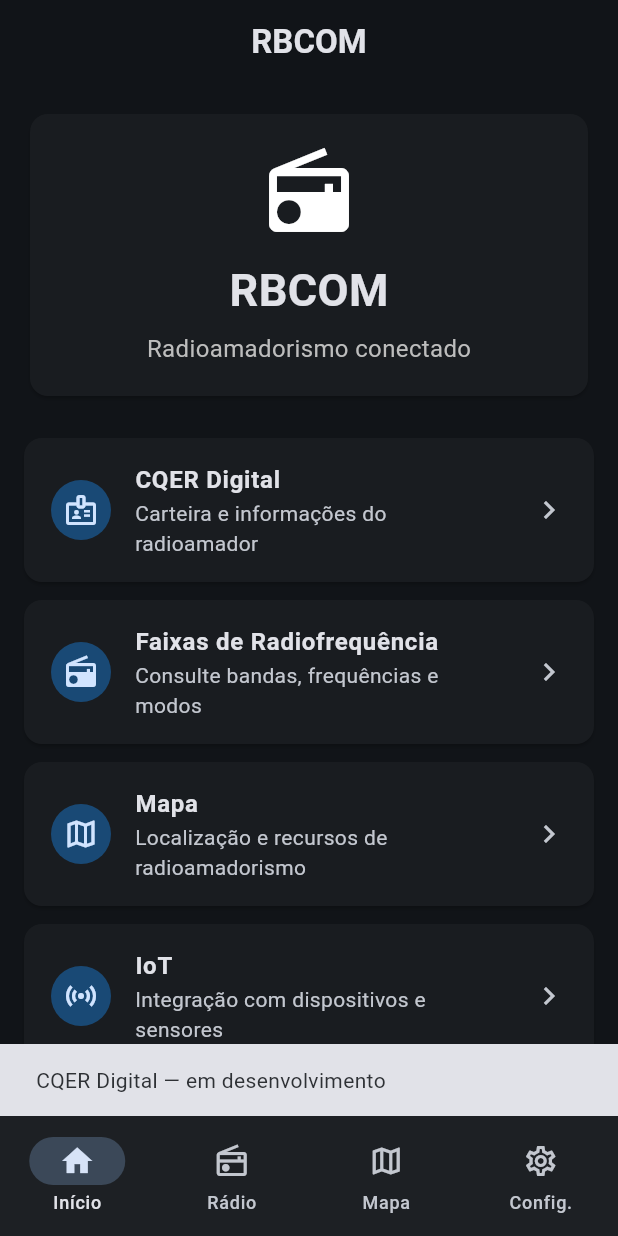
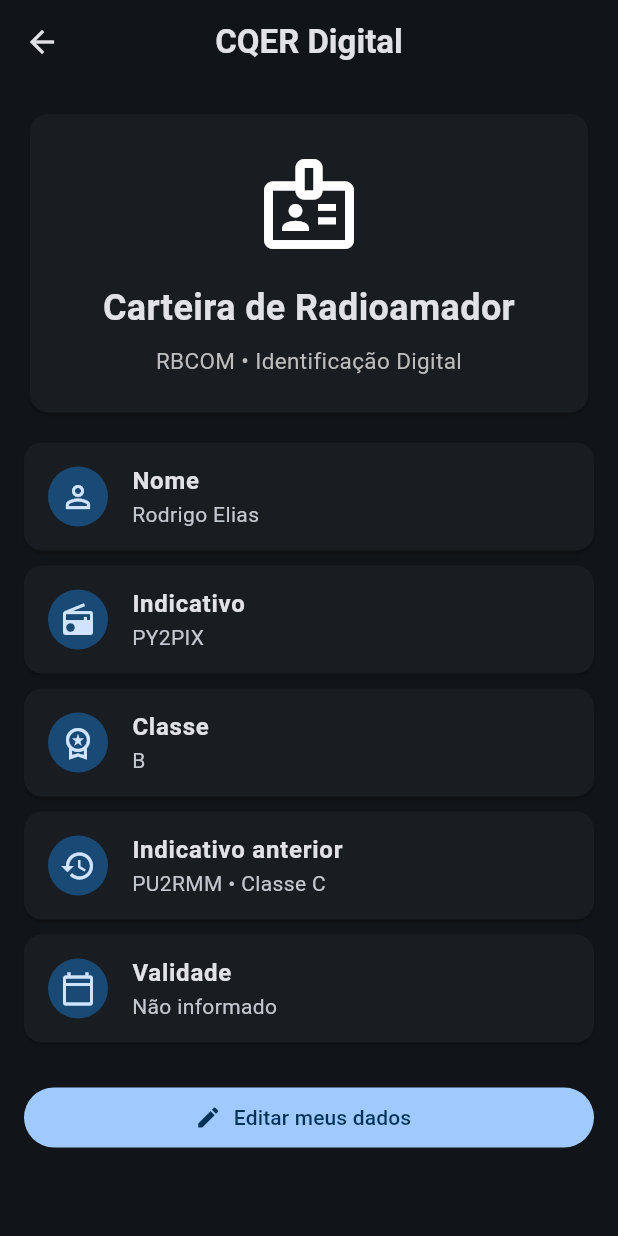
Before and after one commit to Pu2rmm/RBCOM, a Flutter app: the screen it shows after launch, after a tap on "CQER Digital", on a phone screen of 412 x 824 dp. Run offline on Flutter 3.47's test engine with Material 3 defaults, Android fonts, the phone set to English and light mode, and no system bars.

Commit message:
Backup: CQER Digital com dados PY2PIX Classe B

```diff
--- a/lib/main.dart
+++ b/lib/main.dart
@@ -1,3 +1,4 @@
+import 'screens/cqer_screen.dart';
 import 'package:flutter/material.dart';
 
 void main() {
@@ -165,10 +166,20 @@ class RBCOMHomePage extends StatelessWidget {
         ),
         subtitle: Text(subtitle),
         trailing: const Icon(Icons.chevron_right),
-        onTap: () {
-          ScaffoldMessenger.of(context).showSnackBar(
-            SnackBar(
-              content: Text('$title — em desenvolvimento'),
+       onTap: () {
+  if (title == 'CQER Digital') {
+    Navigator.push(
+      context,
+      MaterialPageRoute(
+        builder: (context) => const CQERScreen(),
+      ),
+    );
+    return;
+  }
+
+  ScaffoldMessenger.of(context).showSnackBar(
+    SnackBar(
+      content: Text('$title — em desenvolvimento'),
             ),
           );
         },
--- /dev/null
+++ b/lib/screens/cqer_screen.dart
@@ -0,0 +1,131 @@
+import 'package:flutter/material.dart';
+
+class CQERScreen extends StatelessWidget {
+  const CQERScreen({super.key});
+
+  @override
+  Widget build(BuildContext context) {
+    return Scaffold(
+      appBar: AppBar(
+        title: const Text(
+          'CQER Digital',
+          style: TextStyle(
+            fontWeight: FontWeight.bold,
+          ),
+        ),
+        centerTitle: true,
+      ),
+      body: SafeArea(
+        child: SingleChildScrollView(
+          padding: const EdgeInsets.all(16),
+          child: Column(
+            crossAxisAlignment: CrossAxisAlignment.stretch,
+            children: [
+              Card(
+                child: Padding(
+                  padding: const EdgeInsets.all(24),
+                  child: Column(
+                    children: [
+                      const Icon(
+                        Icons.badge_outlined,
+                        size: 72,
+                      ),
+                      const SizedBox(height: 16),
+                      const Text(
+                        'Carteira de Radioamador',
+                        textAlign: TextAlign.center,
+                        style: TextStyle(
+                          fontSize: 24,
+                          fontWeight: FontWeight.bold,
+                        ),
+                      ),
+                      const SizedBox(height: 8),
+                      Text(
+                        'RBCOM • Identificação Digital',
+                        textAlign: TextAlign.center,
+                        style: TextStyle(
+                          fontSize: 15,
+                          color: Colors.grey.shade400,
+                        ),
+                      ),
+                    ],
+                  ),
+                ),
+              ),
+
+              const SizedBox(height: 16),
+
+              _buildInfoCard(
+                icon: Icons.person_outline,
+                title: 'Nome',
+                value: 'Rodrigo Elias',
+              ),
+
+              _buildInfoCard(
+                icon: Icons.radio,
+                title: 'Indicativo',
+                value: 'PY2PIX',
+              ),
+
+              _buildInfoCard(
+                icon: Icons.workspace_premium_outlined,
+                title: 'Classe',
+                value: 'B',
+              ),
+
+              _buildInfoCard(
+                icon: Icons.history,
+                title: 'Indicativo anterior',
+                value: 'PU2RMM • Classe C',
+              ),
+
+              _buildInfoCard(
+                icon: Icons.calendar_today_outlined,
+                title: 'Validade',
+                value: 'Não informado',
+              ),
+
+              const SizedBox(height: 16),
+
+              FilledButton.icon(
+                onPressed: () {
+                  ScaffoldMessenger.of(context).showSnackBar(
+                    const SnackBar(
+                      content: Text(
+                        'Edição do cadastro — em desenvolvimento',
+                      ),
+                    ),
+                  );
+                },
+                icon: const Icon(Icons.edit),
+                label: const Text('Editar meus dados'),
+              ),
+            ],
+          ),
+        ),
+      ),
+    );
+  }
+
+  Widget _buildInfoCard({
+    required IconData icon,
+    required String title,
+    required String value,
+  }) {
+    return Card(
+      margin: const EdgeInsets.only(bottom: 10),
+      child: ListTile(
+        leading: CircleAvatar(
+          child: Icon(icon),
+        ),
+        title: Text(
+          title,
+          style: const TextStyle(
+            fontWeight: FontWeight.bold,
+          ),
+        ),
+        subtitle: Text(value),
+      ),
+    );
+  }
+}
```
Also changed, not shown: lib/screens/edit_cqer_screen.dart (added, +146 -0 lines).
